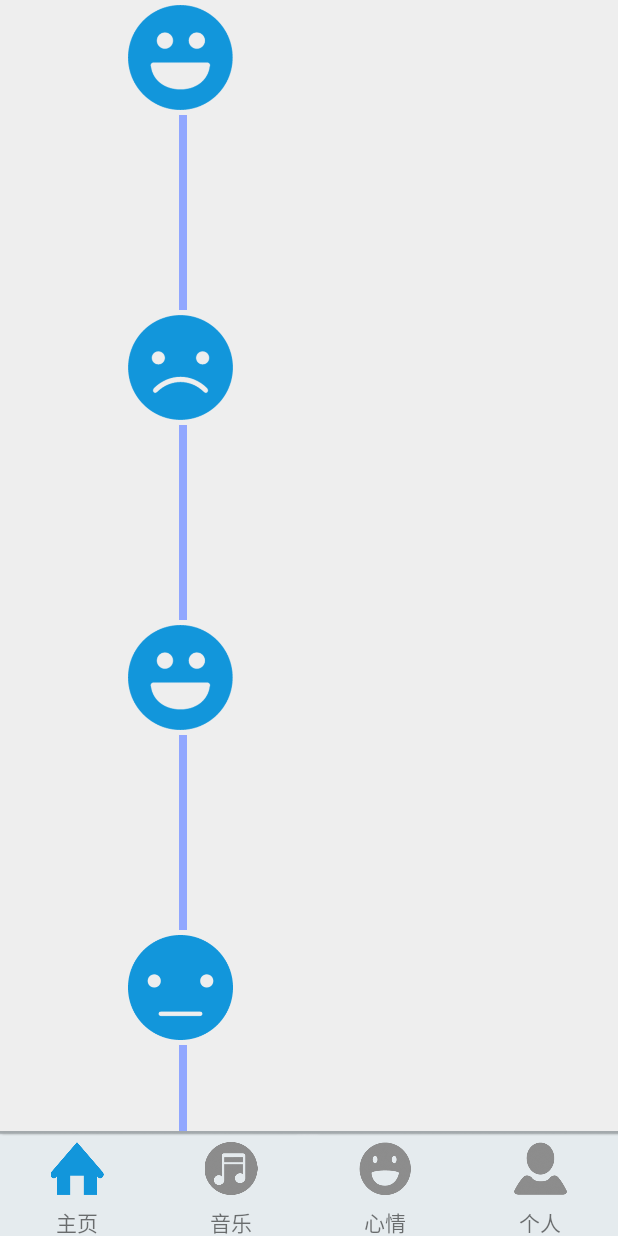
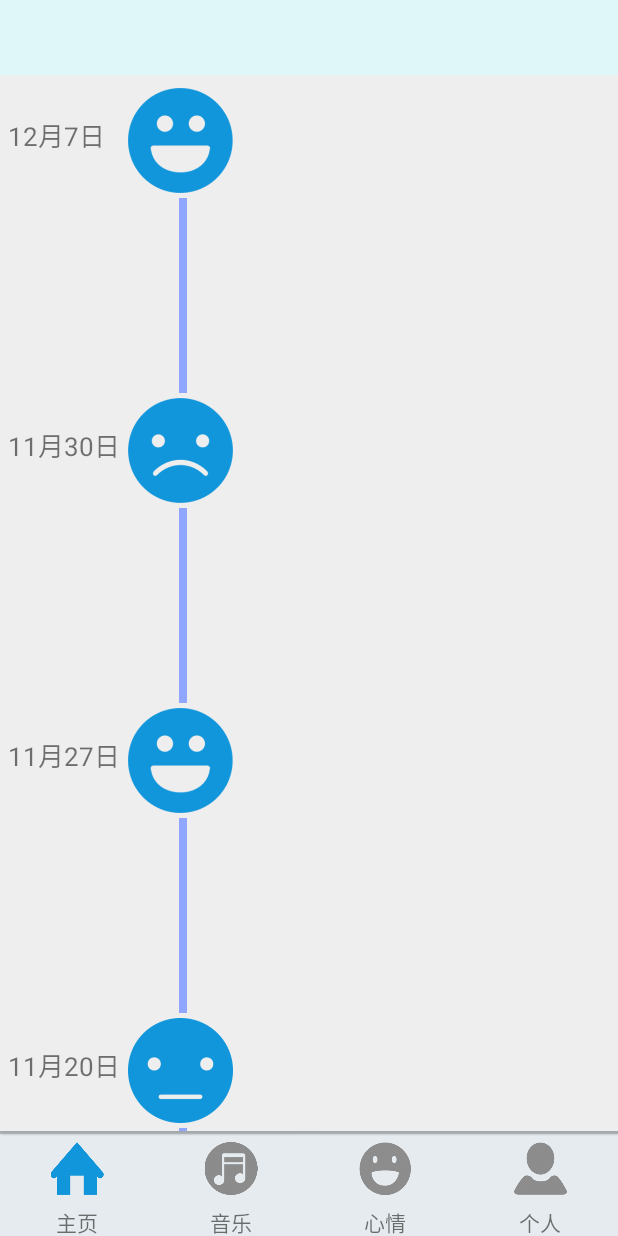
Before and after one commit to LeoGoTi/TaSays, an Android app: the fragment MoodFragment placed in its activity, on a phone screen of 412 x 824 dp. Run offline under Robolectric (Android 15) with nearby library versions, the phone set to English and light mode, and no system bars.

Commit message:
version0.2.1

```diff
--- a/app/src/main/res/layout/mood_layout.xml
+++ b/app/src/main/res/layout/mood_layout.xml
@@ -5,15 +5,25 @@
     android:background="@color/grey200"
     android:fitsSystemWindows="true">
 
+
     <android.support.design.widget.CoordinatorLayout
         android:layout_width="match_parent"
         android:layout_height="match_parent"
         android:fitsSystemWindows="true">
+        <LinearLayout
+            android:layout_width="match_parent"
+            android:layout_height="50dp">
+            <ImageView
+                android:layout_width="match_parent"
+                android:layout_height="50dp"
+                android:src="@color/cyan50"/>
+        </LinearLayout>
 
         <android.support.v4.widget.NestedScrollView
             android:layout_width="match_parent"
             android:layout_height="match_parent"
-            android:fitsSystemWindows="true">
+            android:fitsSystemWindows="true"
+            android:layout_marginTop="55dp">
             <RelativeLayout
                 android:layout_width="match_parent"
                 android:layout_height="match_parent">
@@ -162,12 +172,102 @@
                     android:layout_marginLeft="85dp"
                     android:layout_below="@id/line6"
                     android:layout_marginBottom="75dp"/>
-                <TextView
+                <FrameLayout
                     android:layout_width="wrap_content"
                     android:layout_height="wrap_content"
-                    android:textSize="20sp"
-                    android:text="12月3日"
-                    android:layout_toLeftOf="@id/mood0"/>
+                    android:layout_alignBottom="@id/mood0"
+                    android:layout_marginBottom="20dp">
+                    <TextView
+                        android:layout_width="wrap_content"
+                        android:layout_height="wrap_content"
+                        android:text="12月7日"
+                        android:textSize="17sp"
+                        android:layout_margin="5dp" />
+                </FrameLayout>
+                <FrameLayout
+                    android:layout_width="wrap_content"
+                    android:layout_height="wrap_content"
+                    android:layout_alignBottom="@id/mood1"
+                    android:layout_marginBottom="20dp">
+                    <TextView
+                        android:layout_width="wrap_content"
+                        android:layout_height="wrap_content"
+                        android:text="11月30日"
+                        android:textSize="17sp"
+                        android:layout_margin="5dp" />
+                </FrameLayout>
+                <FrameLayout
+                    android:layout_width="wrap_content"
+                    android:layout_height="wrap_content"
+                    android:layout_alignBottom="@id/mood2"
+                    android:layout_marginBottom="20dp">
+                    <TextView
+                        android:layout_width="wrap_content"
+                        android:layout_height="wrap_content"
+                        android:text="11月27日"
+                        android:textSize="17sp"
+                        android:layout_margin="5dp" />
+                </FrameLayout>
+                <FrameLayout
+                    android:layout_width="wrap_content"
+                    android:layout_height="wrap_content"
+                    android:layout_alignBottom="@id/mood3"
+                    android:layout_marginBottom="20dp">
+                    <TextView
+                        android:layout_width="wrap_content"
+                        android:layout_height="wrap_content"
+                        android:text="11月20日"
+                        android:textSize="17sp"
+                        android:layout_margin="5dp" />
+                </FrameLayout>
+                <FrameLayout
+                    android:layout_width="wrap_content"
+                    android:layout_height="wrap_content"
+                    android:layout_alignBottom="@id/mood4"
+                    android:layout_marginBottom="20dp">
+                    <TextView
+                        android:layout_width="wrap_content"
+                        android:layout_height="wrap_content"
+                        android:text="11月14日"
+                        android:textSize="17sp"
+                        android:layout_margin="5dp" />
+                </FrameLayout>
+                <FrameLayout
+                    android:layout_width="wrap_content"
+                    android:layout_height="wrap_content"
+                    android:layout_alignBottom="@id/mood5"
+                    android:layout_marginBottom="20dp">
+                    <TextView
+                        android:layout_width="wrap_content"
+                        android:layout_height="wrap_content"
+                        android:text="11月13日"
+                        android:textSize="17sp"
+                        android:layout_margin="5dp" />
+                </FrameLayout>
+                <FrameLayout
+                    android:layout_width="wrap_content"
+                    android:layout_height="wrap_content"
+                    android:layout_alignBottom="@id/mood6"
+                    android:layout_marginBottom="20dp">
+                    <TextView
+                        android:layout_width="wrap_content"
+                        android:layout_height="wrap_content"
+                        android:text="11月5日"
+                        android:textSize="17sp"
+                        android:layout_margin="5dp" />
+                </FrameLayout>
+                <FrameLayout
+                    android:layout_width="wrap_content"
+                    android:layout_height="wrap_content"
+                    android:layout_alignBottom="@id/mood7"
+                    android:layout_marginBottom="20dp">
+                    <TextView
+                        android:layout_width="wrap_content"
+                        android:layout_height="wrap_content"
+                        android:text="10月6日"
+                        android:textSize="17sp"
+                        android:layout_margin="5dp" />
+                </FrameLayout>
 
             </RelativeLayout>
         </android.support.v4.widget.NestedScrollView>
--- a/app/src/main/res/layout/personal_layout.xml
+++ b/app/src/main/res/layout/personal_layout.xml
@@ -206,14 +206,16 @@
                     app:cardElevation="1dp">
 
                     <TextView
-                        android:layout_width="wrap_content"
+                        android:layout_width="match_parent"
                         android:layout_height="wrap_content"
                         android:layout_margin="10dp"
                         android:drawableLeft="@drawable/clean"
                         android:drawableStart="@drawable/clean"
-                        android:gravity="center"
+                        android:gravity="left"
                         android:text="  清理缓存"
-                        android:textSize="20dp" />
+                        android:textSize="20dp"
+                        android:drawableRight="@drawable/archer"
+                        android:drawableEnd="@drawable/archer"/>
 
                 </android.support.v7.widget.CardView>
 
```
